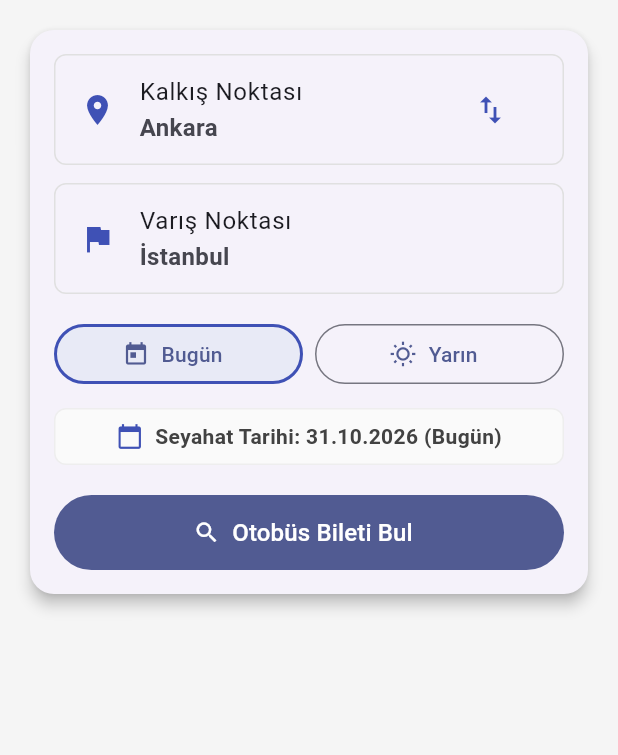
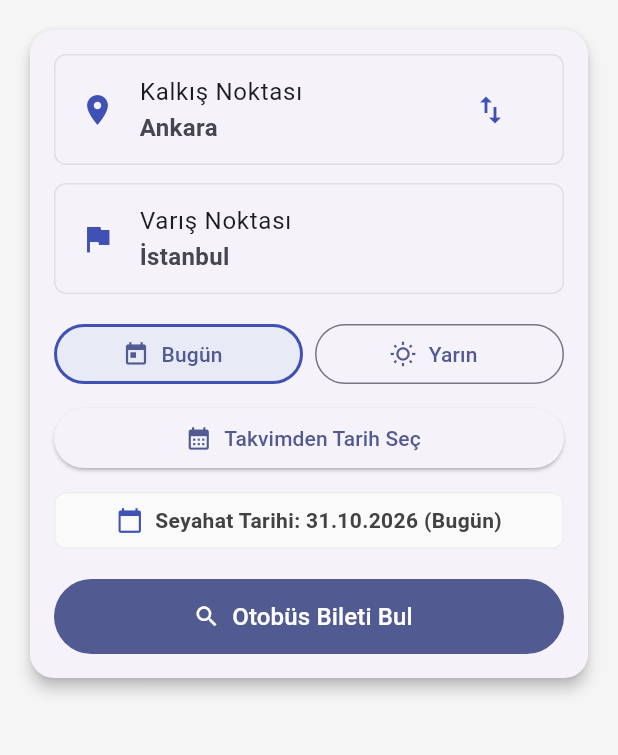
Before and after one commit to furkerdm/SuBilet-Flutter, a Flutter app: the screen it shows after launch, on a phone screen of 412 x 824 dp, the part 84-839 px from its top. Run offline on Flutter 3.47's test engine with Material 3 defaults, Android fonts, the phone set to English and light mode, and no system bars.

Commit message:
Takvimden tarih seçimi

```diff
--- a/mobile/lib/main.dart
+++ b/mobile/lib/main.dart
@@ -49,9 +49,26 @@ class _SeferAramaSayfasiState extends State<SeferAramaSayfasi> {
   String _kalkis = 'Ankara';
   String _varis = 'İstanbul';
 
-  // Başlangıçta bugünün tarihi
-  DateTime _secilenTarih = DateTime.now();
+  static const _gunAdlari = [
+    'Pazartesi',
+    'Salı',
+    'Çarşamba',
+    'Perşembe',
+    'Cuma',
+    'Cumartesi',
+    'Pazar',
+  ];
+
+  // Başlangıçta bugünün tarihi (saat bilgisi olmadan)
+  DateTime _secilenTarih = DateUtils.dateOnly(DateTime.now());
   String _secilenEtiket = 'Bugün';
+
+  // 05.11.2026 biçiminde tarih metni
+  String _tarihMetni(DateTime tarih) {
+    final gun = tarih.day.toString().padLeft(2, '0');
+    final ay = tarih.month.toString().padLeft(2, '0');
+    return '$gun.$ay.${tarih.year}';
+  }
 
   void _sehirleriDegistir() {
     setState(() {
@@ -115,25 +132,55 @@ class _SeferAramaSayfasiState extends State<SeferAramaSayfasi> {
     );
   }
 
-  // Tarihi gün sayısı ekleyerek güncelleyen fonksiyon
-  void _tarihAyarla(int gunEkle, String etiket) {
+  // Seçilen tarihi kaydeder ve kullanıcıya bildirir
+  void _tarihiSec(DateTime tarih, String etiket) {
     setState(() {
-      _secilenTarih = DateTime.now().add(Duration(days: gunEkle));
+      _secilenTarih = tarih;
       _secilenEtiket = etiket;
     });
     ScaffoldMessenger.of(context).showSnackBar(
       SnackBar(
-        content: Text('Tarih $etiket (${_secilenTarih.day}.${_secilenTarih.month}.${_secilenTarih.year}) olarak seçildi.'),
+        content: Text('Tarih $etiket (${_tarihMetni(tarih)}) olarak seçildi.'),
         duration: const Duration(seconds: 1),
       ),
     );
+  }
+
+  // Tarihi gün sayısı ekleyerek güncelleyen fonksiyon
+  void _tarihAyarla(int gunEkle, String etiket) {
+    final bugun = DateUtils.dateOnly(DateTime.now());
+    _tarihiSec(DateUtils.addDaysToDate(bugun, gunEkle), etiket);
+  }
+
+  // Takvimden bugünden 90 gün sonrasına kadar bir tarih seçtirir
+  Future<void> _takvimdenSec() async {
+    final bugun = DateUtils.dateOnly(DateTime.now());
+    final yarin = DateUtils.addDaysToDate(bugun, 1);
+    final secilen = await showDatePicker(
+      context: context,
+      initialDate: _secilenTarih.isBefore(bugun) ? bugun : _secilenTarih,
+      firstDate: bugun,
+      lastDate: DateUtils.addDaysToDate(bugun, 90),
+      helpText: 'Seyahat tarihini seçin',
+    );
+    if (secilen == null || !mounted) return;
+
+    final String etiket;
+    if (DateUtils.isSameDay(secilen, bugun)) {
+      etiket = 'Bugün';
+    } else if (DateUtils.isSameDay(secilen, yarin)) {
+      etiket = 'Yarın';
+    } else {
+      etiket = _gunAdlari[secilen.weekday - 1];
+    }
+    _tarihiSec(DateUtils.dateOnly(secilen), etiket);
   }
 
   void _seferAra() {
     ScaffoldMessenger.of(context).showSnackBar(
       SnackBar(
         content: Text(
-          '$_kalkis -> $_varis (${_secilenTarih.day}.${_secilenTarih.month}.${_secilenTarih.year}) için seferler aranıyor...',
+          '$_kalkis -> $_varis (${_tarihMetni(_secilenTarih)}) için seferler aranıyor...',
         ),
         backgroundColor: Colors.indigo,
         duration: const Duration(seconds: 2),
@@ -233,6 +280,16 @@ class _SeferAramaSayfasiState extends State<SeferAramaSayfasi> {
                         ),
                       ],
                     ),
+                    const SizedBox(height: 8),
+                    // Takvimden başka bir tarih seçimi
+                    SizedBox(
+                      width: double.infinity,
+                      child: ElevatedButton.icon(
+                        icon: const Icon(Icons.calendar_month),
+                        label: const Text('Takvimden Tarih Seç'),
+                        onPressed: _takvimdenSec,
+                      ),
+                    ),
                     const SizedBox(height: 12),
                     // Seçilen Tarihin Ekranda Gösterildiği Kısım
                     Container(
@@ -248,7 +305,7 @@ class _SeferAramaSayfasiState extends State<SeferAramaSayfasi> {
                           const Icon(Icons.calendar_today, size: 18, color: Colors.indigo),
                           const SizedBox(width: 8),
                           Text(
-                            'Seyahat Tarihi: ${_secilenTarih.day}.${_secilenTarih.month}.${_secilenTarih.year} ($_secilenEtiket)',
+                            'Seyahat Tarihi: ${_tarihMetni(_secilenTarih)} ($_secilenEtiket)',
                             style: TextStyle(
                               color: Colors.grey.shade800,
                               fontWeight: FontWeight.w600,
```
